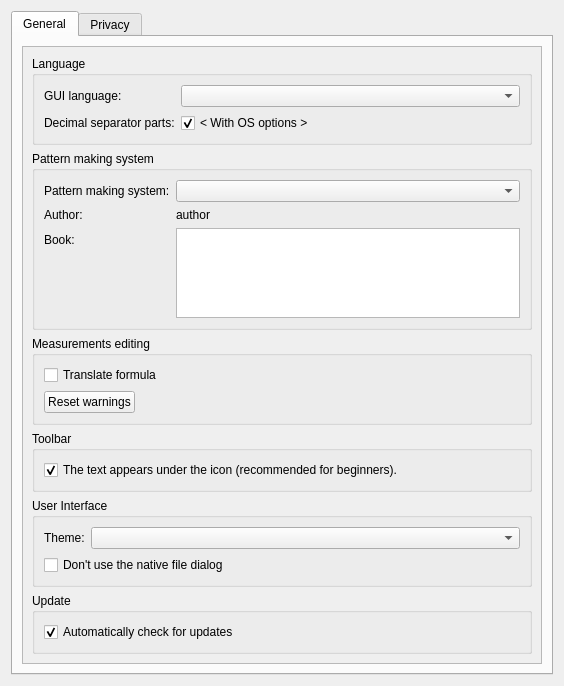
This is src/app/tape/dialogs/configpages/tapepreferencesconfigurationpage.ui in dismine/valentina as Qt 5 draws it before an edit. The edited form follows.
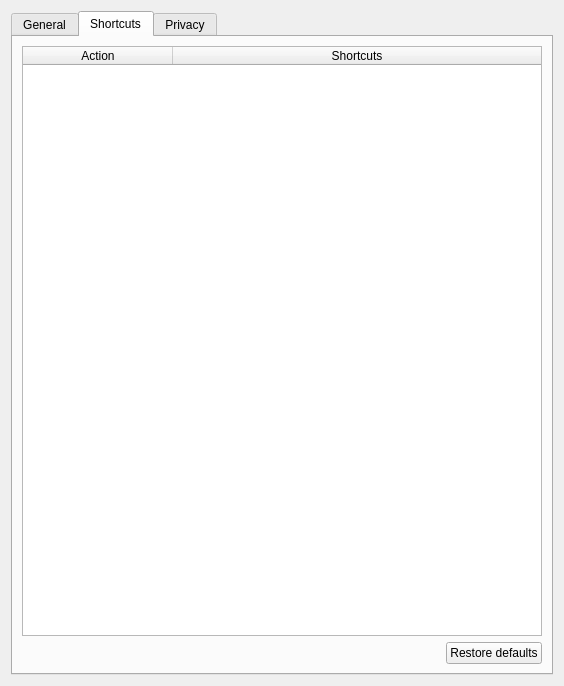
This is the edited form. The open tabs and pages were chosen to show the change.

Commit message: Shortcuts manager.

```diff
--- a/src/app/tape/dialogs/configpages/tapepreferencesconfigurationpage.ui
+++ b/src/app/tape/dialogs/configpages/tapepreferencesconfigurationpage.ui
@@ -249,6 +249,87 @@
        </item>
       </layout>
      </widget>
+     <widget class="QWidget" name="tabShortcuts">
+      <attribute name="title">
+       <string>Shortcuts</string>
+      </attribute>
+      <layout class="QVBoxLayout" name="verticalLayout_9">
+       <item>
+        <widget class="QTableWidget" name="shortcutsTable">
+         <property name="editTriggers">
+          <set>QAbstractItemView::NoEditTriggers</set>
+         </property>
+         <property name="alternatingRowColors">
+          <bool>true</bool>
+         </property>
+         <property name="selectionMode">
+          <enum>QAbstractItemView::SingleSelection</enum>
+         </property>
+         <property name="selectionBehavior">
+          <enum>QAbstractItemView::SelectRows</enum>
+         </property>
+         <property name="showGrid">
+          <bool>false</bool>
+         </property>
+         <property name="rowCount">
+          <number>0</number>
+         </property>
+         <property name="columnCount">
+          <number>2</number>
+         </property>
+         <attribute name="horizontalHeaderCascadingSectionResizes">
+          <bool>true</bool>
+         </attribute>
+         <attribute name="horizontalHeaderDefaultSectionSize">
+          <number>150</number>
+         </attribute>
+         <attribute name="horizontalHeaderHighlightSections">
+          <bool>false</bool>
+         </attribute>
+         <attribute name="horizontalHeaderStretchLastSection">
+          <bool>true</bool>
+         </attribute>
+         <attribute name="verticalHeaderVisible">
+          <bool>false</bool>
+         </attribute>
+         <column>
+          <property name="text">
+           <string>Action</string>
+          </property>
+         </column>
+         <column>
+          <property name="text">
+           <string>Shortcuts</string>
+          </property>
+         </column>
+        </widget>
+       </item>
+       <item>
+        <layout class="QHBoxLayout" name="horizontalLayout_5">
+         <item>
+          <spacer name="horizontalSpacer_2">
+           <property name="orientation">
+            <enum>Qt::Horizontal</enum>
+           </property>
+           <property name="sizeHint" stdset="0">
+            <size>
+             <width>40</width>
+             <height>20</height>
+            </size>
+           </property>
+          </spacer>
+         </item>
+         <item>
+          <widget class="QPushButton" name="pushButtonRestoreDefaults">
+           <property name="text">
+            <string>Restore defaults</string>
+           </property>
+          </widget>
+         </item>
+        </layout>
+       </item>
+      </layout>
+     </widget>
      <widget class="QWidget" name="tabPrivacy">
       <attribute name="title">
        <string>Privacy</string>
```
The commit also changes 48 other files.
